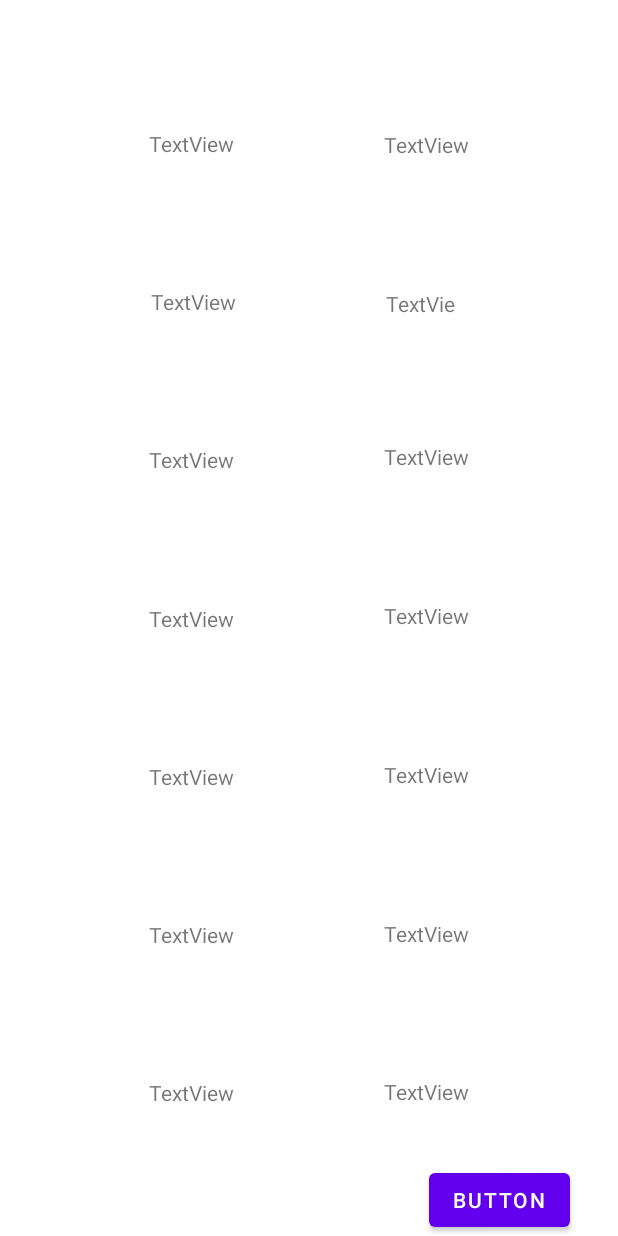
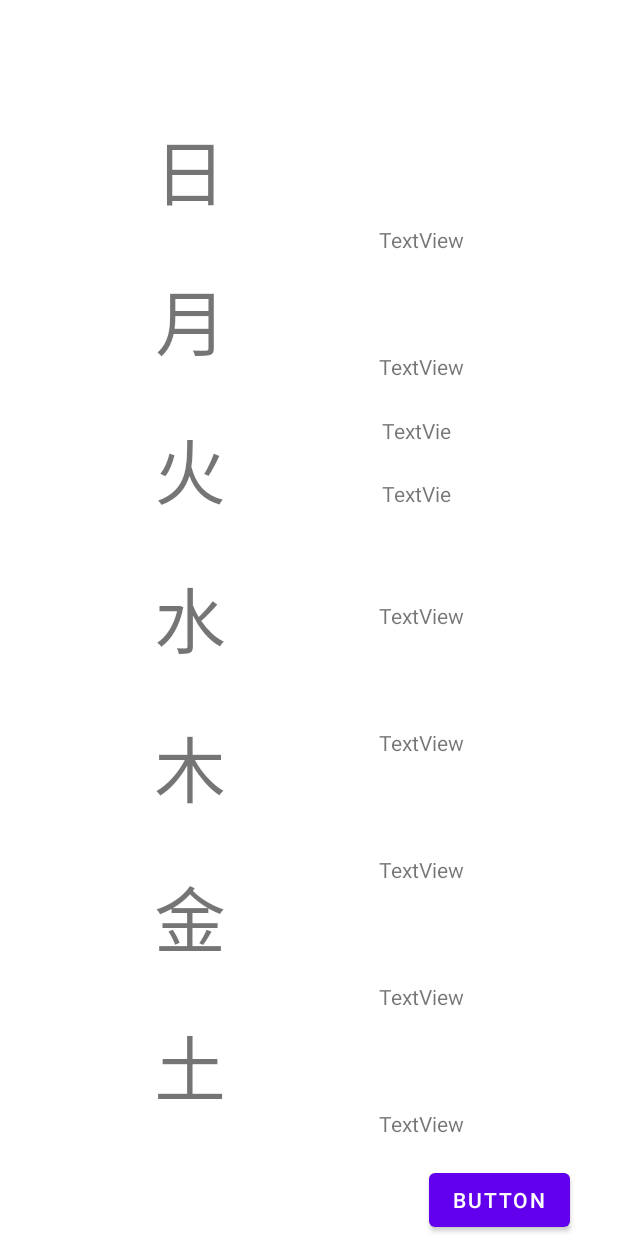
Before and after one commit to 0427majimayu/Create_TMS_Activity, an Android app: the layout activity_weekly.xml on its own in the app's theme, with its tools: preview values and no code run, on a phone screen of 412 x 824 dp. Run offline under Robolectric (Android 15) with nearby library versions, the phone set to English and light mode, and no system bars.

Commit message:
2022/01/14

```diff
--- a/app/build.gradle
+++ b/app/build.gradle
@@ -16,6 +16,7 @@ android {
         testInstrumentationRunner "androidx.test.runner.AndroidJUnitRunner"
     }
 
+
     buildTypes {
         release {
             minifyEnabled false
@@ -29,6 +30,9 @@ android {
     kotlinOptions {
         jvmTarget = '1.8'
     }
+    viewBinding {
+        enabled = true
+    }
 }
 
 dependencies {
--- a/app/src/main/java/com/pineapple/create_tms_activity/WeeklyActivity.kt
+++ b/app/src/main/java/com/pineapple/create_tms_activity/WeeklyActivity.kt
@@ -13,8 +13,10 @@ WeeklyActivity : AppCompatActivity() {
         setContentView(R.layout.activity_weekly)
         weeklyButton = findViewById(R.id.weeklyButton)
 
+        weeklyButton.setOnClickListener(){
+            val intent = Intent(applicationContext,EditWeeklyActivity::class.java)//EditTaskActivity
+            startActivity(intent)
+        }
 
-        val intent = Intent(applicationContext,EditTaskActivity::class.java)
-        startActivity(intent)
     }
 }
--- a/app/src/main/res/layout/activity_weekly.xml
+++ b/app/src/main/res/layout/activity_weekly.xml
@@ -5,56 +5,71 @@
     android:layout_width="match_parent"
     android:layout_height="match_parent"
     tools:context=".WeeklyActivity">
-    <Button
-        android:id="@+id/weeklyButton"
+
+
+    <TextView
+        android:id="@+id/sundayiconText"
         android:layout_width="wrap_content"
         android:layout_height="wrap_content"
-        android:text="Button"
-        app:layout_constraintBottom_toBottomOf="parent"
-        app:layout_constraintEnd_toEndOf="parent"
-        app:layout_constraintHorizontal_bias="0.9"
-        app:layout_constraintStart_toStartOf="parent"
-        app:layout_constraintVertical_bias="0.74" />
-
-    <TextView
-        android:id="@+id/textView"
-        android:layout_width="wrap_content"
-        android:layout_height="wrap_content"
-        android:text="TextView"
-        app:layout_constraintBottom_toTopOf="@+id/textView3"
-        app:layout_constraintEnd_toEndOf="parent"
-        app:layout_constraintStart_toEndOf="@+id/sundayText"
-        app:layout_constraintTop_toTopOf="parent" />
-
-    <TextView
-        android:id="@+id/sundayText"
-        android:layout_width="wrap_content"
-        android:layout_height="wrap_content"
-        android:text="TextView"
-        app:layout_constraintBottom_toTopOf="@+id/MondayText"
-        app:layout_constraintEnd_toStartOf="@+id/textView"
+        android:layout_marginTop="50dp"
+        android:text="日"
+        android:textSize="48sp"
+        app:layout_constraintBottom_toTopOf="@+id/mondayiconText"
+        app:layout_constraintEnd_toStartOf="@+id/sundaySdText"
         app:layout_constraintStart_toStartOf="parent"
         app:layout_constraintTop_toTopOf="parent" />
 
     <TextView
-        android:id="@+id/textView3"
+        android:id="@+id/sundaySdText"
+        android:layout_width="wrap_content"
+        android:layout_height="wrap_content"
+        android:text="TextView"
+        app:layout_constraintBottom_toTopOf="@+id/mondaySdText"
+        app:layout_constraintEnd_toEndOf="parent"
+        app:layout_constraintStart_toEndOf="@+id/sundayiconText"
+        app:layout_constraintTop_toTopOf="parent" />
+
+    <TextView
+        android:id="@+id/sundayTimeText"
+        android:layout_width="wrap_content"
+        android:layout_height="wrap_content"
+        android:text="TextView"
+        app:layout_constraintTop_toBottomOf="@id/sundaySdText"
+        app:layout_constraintStart_toEndOf="@id/sundayiconText"
+        app:layout_constraintEnd_toEndOf="parent"
+        app:layout_constraintBottom_toTopOf="@id/mondaySdText" /> //日曜日
+
+    <TextView
+        android:id="@+id/mondayiconText"
+        android:layout_width="wrap_content"
+        android:layout_height="wrap_content"
+        android:text="月"
+        android:textSize="48sp"
+        app:layout_constraintBottom_toTopOf="@+id/tuesdayText"
+        app:layout_constraintEnd_toStartOf="@+id/mondaySdText"
+        app:layout_constraintStart_toStartOf="parent"
+        app:layout_constraintTop_toBottomOf="@+id/sundayiconText" />
+
+    <TextView
+        android:id="@+id/mondaySdText"
         android:layout_width="54dp"
         android:layout_height="16dp"
         android:text="TextView"
         app:layout_constraintBottom_toTopOf="@+id/textView5"
         app:layout_constraintEnd_toEndOf="parent"
-        app:layout_constraintStart_toEndOf="@+id/MondayText"
-        app:layout_constraintTop_toBottomOf="@+id/textView" />
+        app:layout_constraintStart_toEndOf="@+id/mondayiconText"
+        app:layout_constraintTop_toBottomOf="@+id/sundayTimeText" />
+    <TextView
+        android:id="@+id/tesxtView3"
+        android:layout_width="54dp"
+        android:layout_height="16dp"
+        android:text="TextView"
+        app:layout_constraintBottom_toTopOf="@+id/textView5"
+        app:layout_constraintEnd_toEndOf="parent"
+        app:layout_constraintStart_toEndOf="@+id/mondayiconText"
+        app:layout_constraintTop_toBottomOf="@+id/sundaySdText" />
 
-    <TextView
-        android:id="@+id/MondayText"
-        android:layout_width="wrap_content"
-        android:layout_height="wrap_content"
-        android:text="TextView"
-        app:layout_constraintBottom_toTopOf="@+id/tuesdayText"
-        app:layout_constraintEnd_toStartOf="@+id/textView3"
-        app:layout_constraintStart_toStartOf="parent"
-        app:layout_constraintTop_toBottomOf="@+id/sundayText" />
+
 
     <TextView
         android:id="@+id/textView5"
@@ -64,17 +79,18 @@
         app:layout_constraintBottom_toTopOf="@+id/textView7"
         app:layout_constraintEnd_toEndOf="parent"
         app:layout_constraintStart_toEndOf="@+id/tuesdayText"
-        app:layout_constraintTop_toBottomOf="@+id/textView3" />
+        app:layout_constraintTop_toBottomOf="@+id/mondaySdText" />
 
     <TextView
         android:id="@+id/tuesdayText"
         android:layout_width="wrap_content"
         android:layout_height="wrap_content"
-        android:text="TextView"
+        android:text="火"
+        android:textSize="48sp"
         app:layout_constraintBottom_toTopOf="@+id/wednesdayText"
         app:layout_constraintEnd_toStartOf="@+id/textView5"
         app:layout_constraintStart_toStartOf="parent"
-        app:layout_constraintTop_toBottomOf="@+id/MondayText" />
+        app:layout_constraintTop_toBottomOf="@+id/mondayiconText" />
 
     <TextView
         android:id="@+id/textView7"
@@ -90,7 +106,8 @@
         android:id="@+id/wednesdayText"
         android:layout_width="wrap_content"
         android:layout_height="wrap_content"
-        android:text="TextView"
+        android:text="水"
+        android:textSize="48sp"
         app:layout_constraintBottom_toTopOf="@+id/thursdayText"
         app:layout_constraintEnd_toStartOf="@+id/textView7"
         app:layout_constraintStart_toStartOf="parent"
@@ -100,7 +117,8 @@
         android:id="@+id/thursdayText"
         android:layout_width="wrap_content"
         android:layout_height="wrap_content"
-        android:text="TextView"
+        android:text="木"
+        android:textSize="48sp"
         app:layout_constraintBottom_toTopOf="@+id/fridayText"
         app:layout_constraintEnd_toStartOf="@+id/textView10"
         app:layout_constraintStart_toStartOf="parent"
@@ -120,7 +138,8 @@
         android:id="@+id/fridayText"
         android:layout_width="wrap_content"
         android:layout_height="wrap_content"
-        android:text="TextView"
+        android:text="金"
+        android:textSize="48sp"
         app:layout_constraintBottom_toTopOf="@+id/saturdayText"
         app:layout_constraintEnd_toStartOf="@+id/textView12"
         app:layout_constraintStart_toStartOf="parent"
@@ -140,7 +159,9 @@
         android:id="@+id/saturdayText"
         android:layout_width="wrap_content"
         android:layout_height="wrap_content"
-        android:text="TextView"
+        android:text="土"
+        android:textSize="48sp"
+        android:layout_marginBottom="50dp"
         app:layout_constraintBottom_toBottomOf="parent"
         app:layout_constraintEnd_toStartOf="@+id/textView14"
         app:layout_constraintStart_toStartOf="parent"
@@ -154,6 +175,17 @@
         app:layout_constraintBottom_toBottomOf="parent"
         app:layout_constraintEnd_toEndOf="parent"
         app:layout_constraintStart_toEndOf="@+id/saturdayText"
-        app:layout_constraintTop_toBottomOf="@+id/textView12"/>
+        app:layout_constraintTop_toBottomOf="@+id/textView12" />
+    <Button
+        android:id="@+id/weeklyButton"
+        android:layout_width="wrap_content"
+        android:layout_height="wrap_content"
+        android:text="Button"
+        app:layout_constraintBottom_toBottomOf="parent"
+        app:layout_constraintEnd_toEndOf="parent"
+        app:layout_constraintHorizontal_bias="0.9"
+        app:layout_constraintStart_toStartOf="parent"
+        app:layout_constraintVertical_bias="0.74" />
+
 
 </androidx.constraintlayout.widget.ConstraintLayout>
```
Also changed, not shown: app/src/main/java/com/pineapple/create_tms_activity/EditWeeklyActivity.kt (+29 -14 lines), app/src/main/java/com/pineapple/create_tms_activity/Task.kt (+6 -15 lines), app/src/main/java/com/pineapple/create_tms_activity/Weekly.kt (+5 -3 lines).
